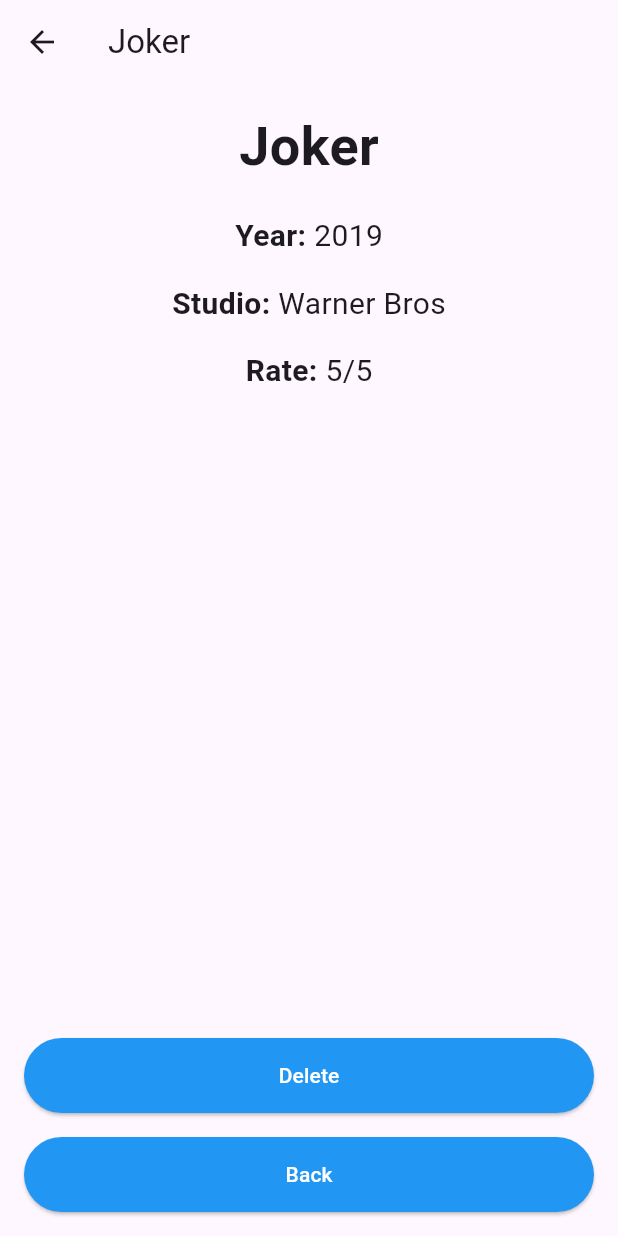
After one commit to gabrielmoreira-dev/movie-list-flutter, a Flutter app: the screen it shows after launch, after a tap on an icon or button, on a phone screen of 412 x 824 dp. The commit adds this screen. Run offline on Flutter 3.47's test engine with Material 3 defaults, Android fonts, the phone set to English and light mode, and no system bars.

Commit message:
Added movie details page

```diff
--- a/lib/model/movie.dart
+++ b/lib/model/movie.dart
@@ -1,4 +1,5 @@
 class Movie {
+  int? id;
   final String title;
   final int rate;
   final int year;
--- a/lib/view/home_page.dart
+++ b/lib/view/home_page.dart
@@ -2,6 +2,7 @@ import 'package:flutter/material.dart';
 import 'package:movie_list/model/movie.dart';
 
 import 'add_movie_page.dart';
+import 'movie_detail_page.dart';
 
 class HomePage extends StatefulWidget {
   const HomePage({super.key});
@@ -37,6 +38,16 @@ class _HomePageState extends State<HomePage> {
     }
   }
 
+  _seeDetails(BuildContext context, Movie movie) async {
+    final res = await Navigator.push(
+      context,
+      MaterialPageRoute(builder: (_) => MovieDetailPage(movie: movie)),
+    );
+    if (res is int) {
+      debugPrint(res.toString());
+    }
+  }
+
   @override
   Widget build(BuildContext context) => Scaffold(
         appBar: AppBar(
@@ -44,7 +55,10 @@ class _HomePageState extends State<HomePage> {
         ),
         body: ListView.builder(
           itemCount: _movieList.length,
-          itemBuilder: (_, pos) => ListItem(movie: _movieList[pos]),
+          itemBuilder: (_, pos) => ListItem(
+            movie: _movieList[pos],
+            onTap: _seeDetails,
+          ),
         ),
         floatingActionButton: FloatingActionButton(
           onPressed: () => _addMovie(context),
@@ -54,9 +68,14 @@ class _HomePageState extends State<HomePage> {
 }
 
 class ListItem extends StatelessWidget {
-  const ListItem({super.key, required this.movie});
+  const ListItem({
+    super.key,
+    required this.movie,
+    required this.onTap,
+  });
 
   final Movie movie;
+  final Function(BuildContext, Movie) onTap;
 
   Color _getColor() {
     switch (movie.rate) {
@@ -72,6 +91,7 @@ class ListItem extends StatelessWidget {
         color: Colors.white,
         elevation: 2.0,
         child: ListTile(
+          onTap: () => onTap(context, movie),
           leading: CircleAvatar(
             backgroundColor: _getColor(),
             child: Text(
--- /dev/null
+++ b/lib/view/movie_detail_page.dart
@@ -0,0 +1,108 @@
+import 'package:flutter/material.dart';
+
+import '../model/movie.dart';
+
+class MovieDetailPage extends StatelessWidget {
+  const MovieDetailPage({super.key, required this.movie});
+
+  final Movie movie;
+
+  _deleteMovie(BuildContext context) => Navigator.pop(context, movie.id);
+
+  _backHome(BuildContext context) => Navigator.pop(context);
+
+  @override
+  Widget build(BuildContext context) => Scaffold(
+        appBar: AppBar(
+          title: Text(movie.title),
+        ),
+        body: Padding(
+          padding: const EdgeInsets.all(16.0),
+          child: Column(
+            children: [
+              Text(
+                movie.title,
+                style: const TextStyle(
+                  fontSize: 36,
+                  fontWeight: FontWeight.bold,
+                ),
+              ),
+              SizedBox(
+                width: MediaQuery.of(context).size.width,
+                height: 20,
+              ),
+              Row(
+                mainAxisAlignment: MainAxisAlignment.center,
+                children: [
+                  const Text(
+                    "Year: ",
+                    style: TextStyle(
+                      fontSize: 20,
+                      fontWeight: FontWeight.bold,
+                    ),
+                  ),
+                  Text(
+                    "${movie.year}",
+                    style: const TextStyle(fontSize: 20),
+                  ),
+                ],
+              ),
+              const SizedBox(height: 16),
+              Row(
+                mainAxisAlignment: MainAxisAlignment.center,
+                children: [
+                  const Text(
+                    "Studio: ",
+                    style: TextStyle(
+                      fontSize: 20,
+                      fontWeight: FontWeight.bold,
+                    ),
+                  ),
+                  Text(
+                    movie.studio,
+                    style: const TextStyle(fontSize: 20),
+                  ),
+                ],
+              ),
+              const SizedBox(height: 16),
+              Row(
+                mainAxisAlignment: MainAxisAlignment.center,
+                children: [
+                  const Text(
+                    "Rate: ",
+                    style: TextStyle(
+                      fontSize: 20,
+                      fontWeight: FontWeight.bold,
+                    ),
+                  ),
+                  Text(
+                    "${movie.rate}/5",
+                    style: const TextStyle(fontSize: 20),
+                  ),
+                ],
+              ),
+              const Spacer(),
+              ElevatedButton(
+                onPressed: () => _deleteMovie(context),
+                style: ElevatedButton.styleFrom(
+                  backgroundColor: Colors.blue,
+                  foregroundColor: Colors.white,
+                  fixedSize: Size(MediaQuery.of(context).size.width, 50),
+                ),
+                child: const Text("Delete"),
+              ),
+              const SizedBox(height: 16),
+              ElevatedButton(
+                onPressed: () => _backHome(context),
+                style: ElevatedButton.styleFrom(
+                  backgroundColor: Colors.blue,
+                  foregroundColor: Colors.white,
+                  fixedSize: Size(MediaQuery.of(context).size.width, 50),
+                ),
+                child: const Text("Back"),
+              )
+            ],
+          ),
+        ),
+      );
+}
```
